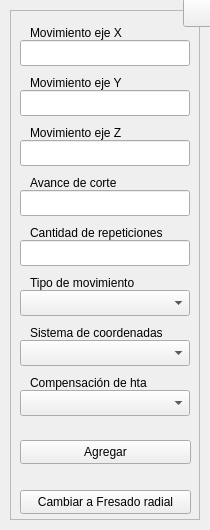
Old version of the form interfaces/ui_files/lineal_mill.ui in the repository Raw0201/GCode2.
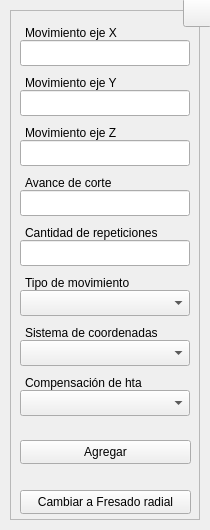
New version of the form. Icons and pictures are not drawn.

```diff
--- a/interfaces/ui_files/lineal_mill.ui
+++ b/interfaces/ui_files/lineal_mill.ui
@@ -2221,9 +2221,9 @@
      </property>
      <property name="geometry">
       <rect>
-       <x>20</x>
+       <x>15</x>
        <y>10</y>
-       <width>105</width>
+       <width>103</width>
        <height>26</height>
       </rect>
      </property>
@@ -2277,9 +2277,9 @@
      </property>
      <property name="geometry">
       <rect>
-       <x>20</x>
+       <x>15</x>
        <y>260</y>
-       <width>118</width>
+       <width>117</width>
        <height>26</height>
       </rect>
      </property>
@@ -2355,9 +2355,9 @@
      </property>
      <property name="geometry">
       <rect>
-       <x>20</x>
+       <x>15</x>
        <y>110</y>
-       <width>105</width>
+       <width>103</width>
        <height>26</height>
       </rect>
      </property>
@@ -2408,9 +2408,9 @@
      </property>
      <property name="geometry">
       <rect>
-       <x>20</x>
+       <x>15</x>
        <y>160</y>
-       <width>98</width>
+       <width>97</width>
        <height>26</height>
       </rect>
      </property>
@@ -2498,9 +2498,9 @@
      </property>
      <property name="geometry">
       <rect>
-       <x>20</x>
+       <x>15</x>
        <y>60</y>
-       <width>105</width>
+       <width>103</width>
        <height>26</height>
       </rect>
      </property>
@@ -2542,9 +2542,9 @@
      </property>
      <property name="geometry">
       <rect>
-       <x>20</x>
+       <x>15</x>
        <y>310</y>
-       <width>138</width>
+       <width>139</width>
        <height>26</height>
       </rect>
      </property>
@@ -2586,9 +2586,9 @@
      </property>
      <property name="geometry">
       <rect>
-       <x>20</x>
+       <x>15</x>
        <y>360</y>
-       <width>128</width>
+       <width>127</width>
        <height>26</height>
       </rect>
      </property>
@@ -2605,9 +2605,9 @@
      </property>
      <property name="geometry">
       <rect>
-       <x>20</x>
+       <x>15</x>
        <y>210</y>
-       <width>141</width>
+       <width>142</width>
        <height>26</height>
       </rect>
      </property>
```
